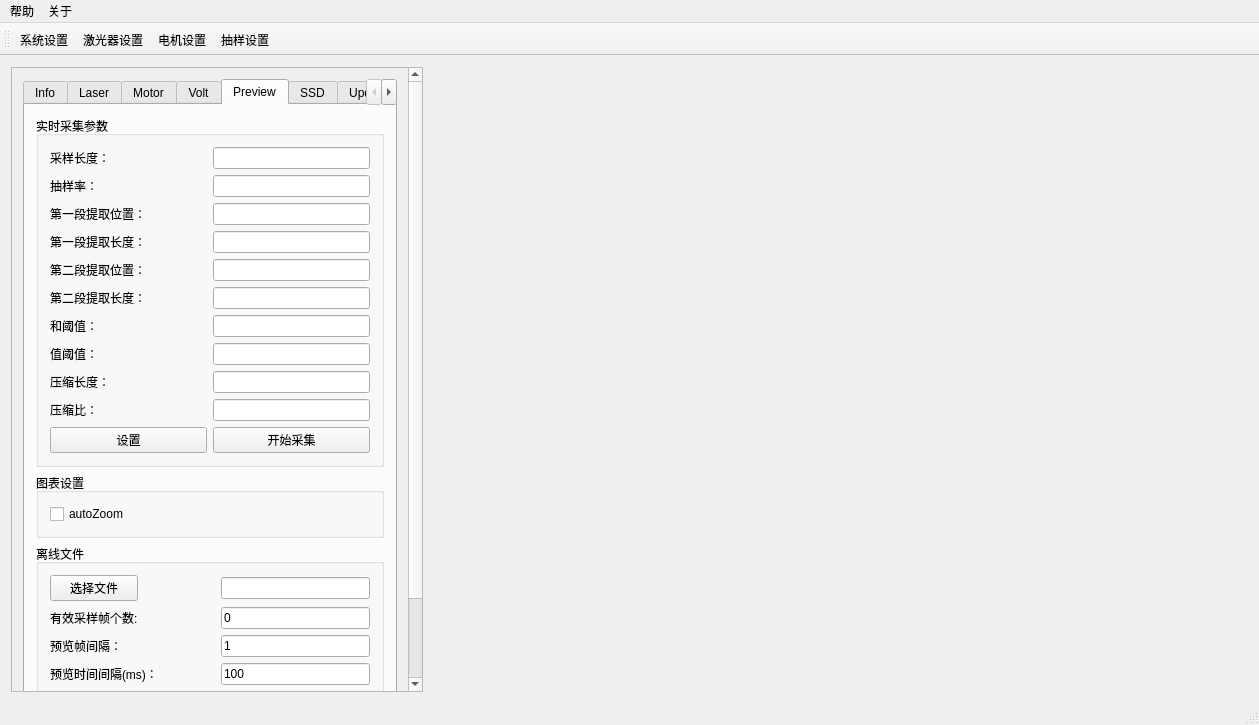
First picture: the form in ui/mainwindow.ui, repository kdurant/qt_study, before the edit.
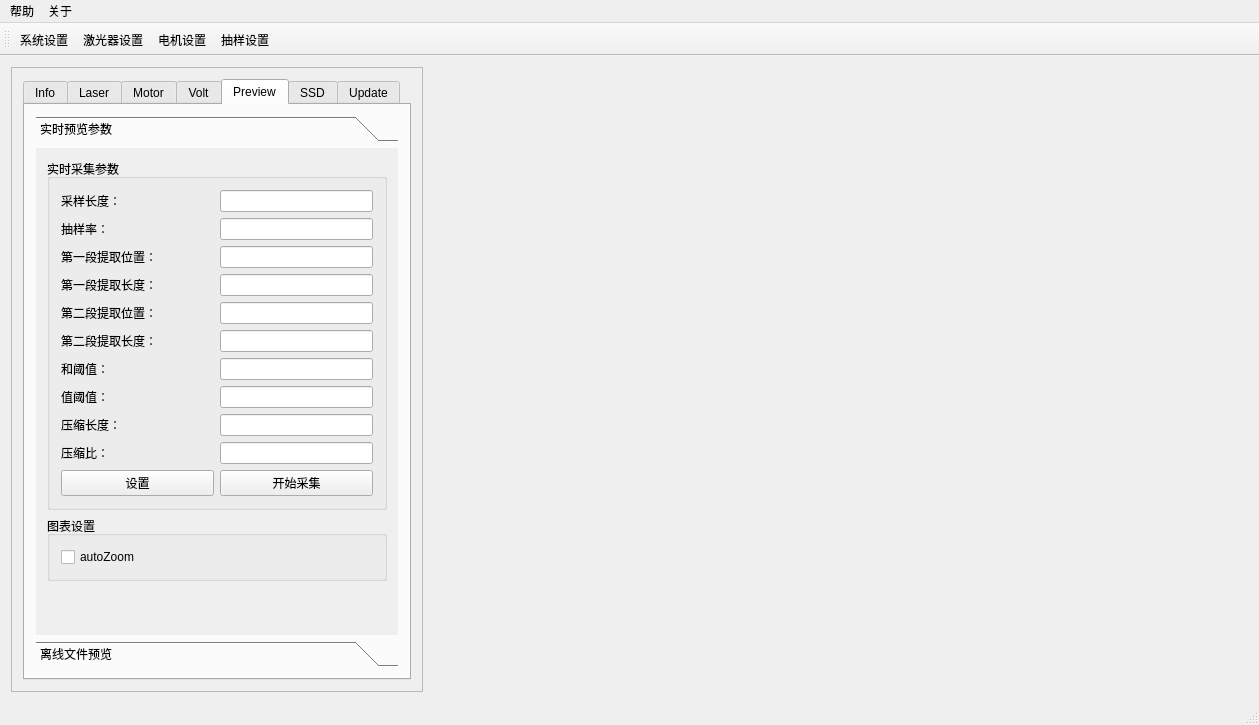
Second picture: the form after the edit. Custom widgets are drawn as their Qt base class.

The edit to the form file:
```diff
--- a/ui/mainwindow.ui
+++ b/ui/mainwindow.ui
@@ -37,8 +37,8 @@
         <rect>
          <x>0</x>
          <y>0</y>
-         <width>389</width>
-         <height>755</height>
+         <width>410</width>
+         <height>638</height>
         </rect>
        </property>
        <layout class="QVBoxLayout" name="verticalLayout_2">
@@ -609,6 +609,24 @@
            </attribute>
            <layout class="QVBoxLayout" name="verticalLayout">
             <item>
+             <widget class="QToolBox" name="toolBox">
+              <property name="currentIndex">
+               <number>0</number>
+              </property>
+              <widget class="QWidget" name="page_3">
+               <property name="geometry">
+                <rect>
+                 <x>0</x>
+                 <y>0</y>
+                 <width>368</width>
+                 <height>525</height>
+                </rect>
+               </property>
+               <attribute name="label">
+                <string>实时预览参数</string>
+               </attribute>
+               <layout class="QVBoxLayout" name="verticalLayout_7">
+                <item>
              <widget class="QGroupBox" name="groupBox_5">
               <property name="title">
                <string>实时采集参数</string>
@@ -824,6 +842,34 @@
              </widget>
             </item>
             <item>
+                 <spacer name="verticalSpacer_5">
+                  <property name="orientation">
+                   <enum>Qt::Vertical</enum>
+                  </property>
+                  <property name="sizeHint" stdset="0">
+                   <size>
+                    <width>20</width>
+                    <height>129</height>
+                   </size>
+                  </property>
+                 </spacer>
+                </item>
+               </layout>
+              </widget>
+              <widget class="QWidget" name="page_4">
+               <property name="geometry">
+                <rect>
+                 <x>0</x>
+                 <y>0</y>
+                 <width>368</width>
+                 <height>525</height>
+                </rect>
+               </property>
+               <attribute name="label">
+                <string>离线文件预览</string>
+               </attribute>
+               <layout class="QVBoxLayout" name="verticalLayout_8">
+                <item>
              <widget class="QGroupBox" name="groupBox_6">
               <property name="title">
                <string>离线文件</string>
@@ -964,10 +1010,34 @@
                  </property>
                 </widget>
                </item>
-              </layout>
-             </widget>
-            </item>
-            <item>
+                   <item row="4" column="0">
+                    <widget class="QLabel" name="label_6">
+                     <property name="text">
+                      <string>预览帧间隔：</string>
+                     </property>
+                    </widget>
+                   </item>
+                   <item row="6" column="0" colspan="2">
+                    <widget class="QPushButton" name="bt_showWave">
+                     <property name="sizePolicy">
+                      <sizepolicy hsizetype="Preferred" vsizetype="Fixed">
+                       <horstretch>0</horstretch>
+                       <verstretch>0</verstretch>
+                      </sizepolicy>
+                     </property>
+                     <property name="text">
+                      <string>开始</string>
+                     </property>
+                    </widget>
+                   </item>
+                   <item row="3" column="0">
+                    <widget class="QLabel" name="lable_validFrameNum">
+                     <property name="text">
+                      <string>有效采样帧个数:</string>
+                     </property>
+                    </widget>
+                   </item>
+                   <item row="8" column="0">
              <spacer name="verticalSpacer_3">
               <property name="orientation">
                <enum>Qt::Vertical</enum>
@@ -982,6 +1052,13 @@
             </item>
            </layout>
           </widget>
+                </item>
+               </layout>
+              </widget>
+             </widget>
+            </item>
+           </layout>
+          </widget>
           <widget class="QWidget" name="tab_3">
            <attribute name="title">
             <string>SSD</string>
```
Left out of the diff: 109 changed lines with no effect on the pictures. Lines whose indentation alone changed are shown as unchanged.
